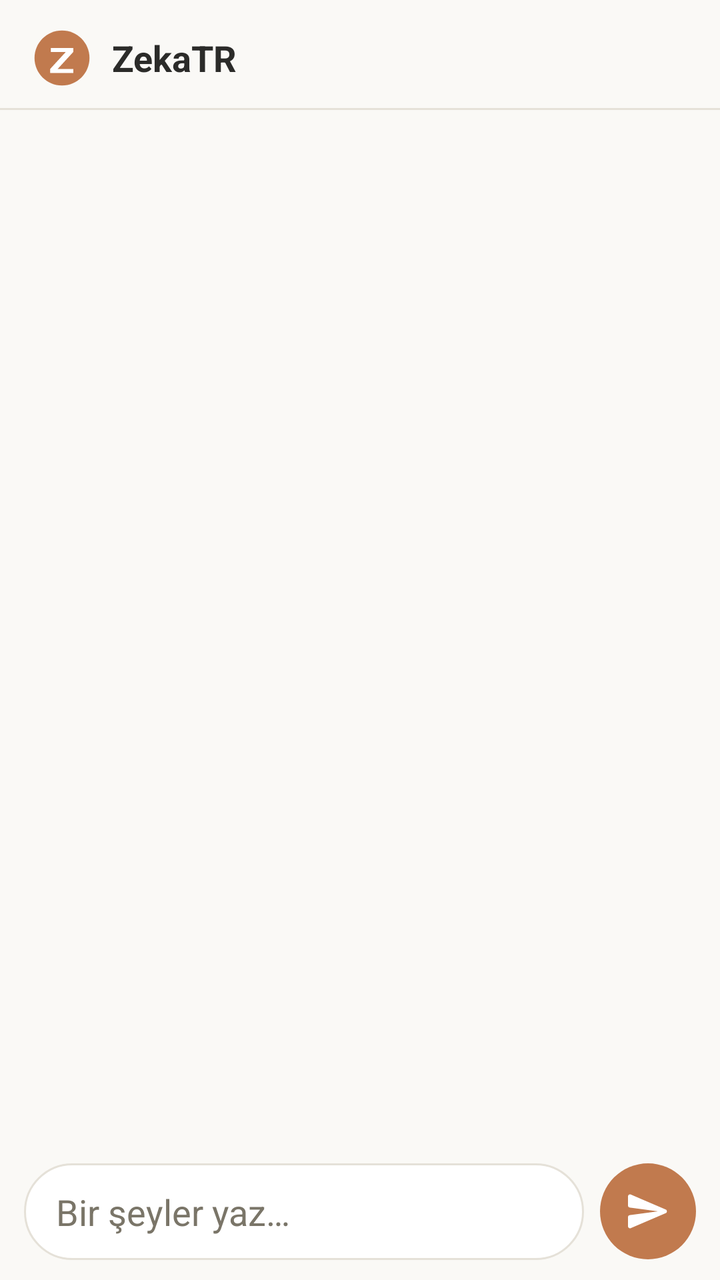
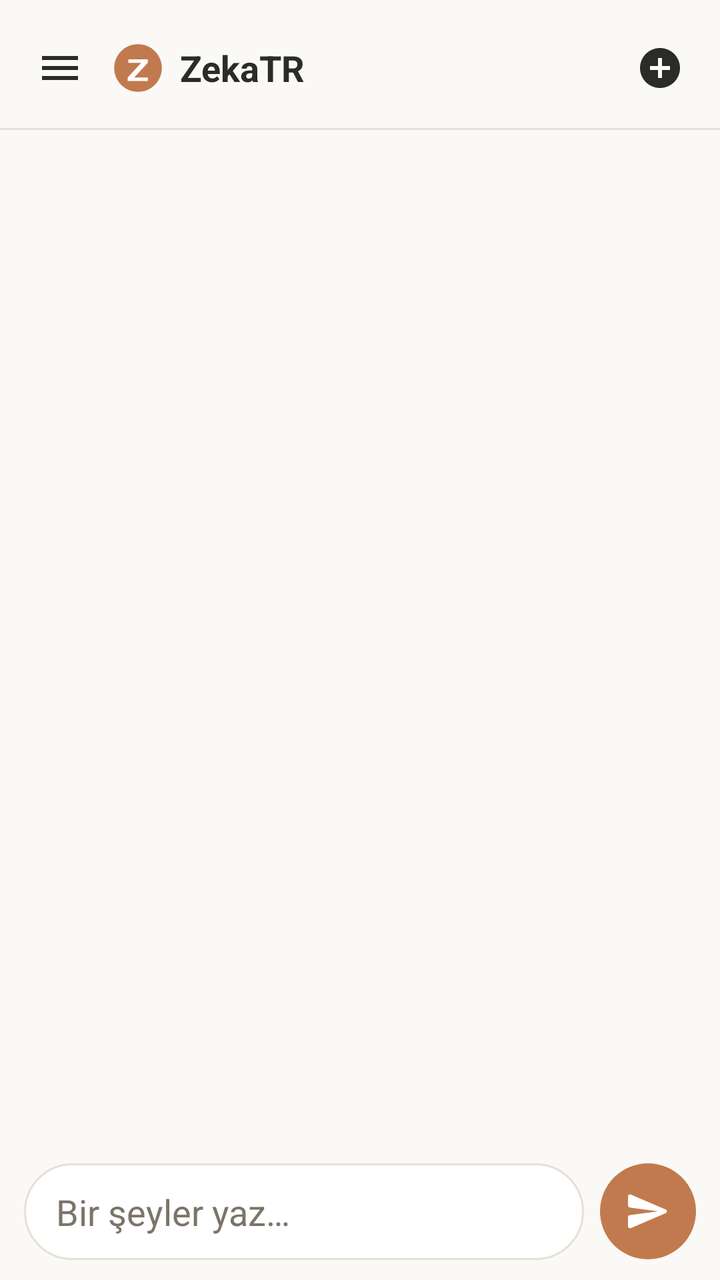

Two renders of the same Android screen: before a commit and after it. Below are the layout's source before the change and the commit's diff.
<!-- AndroidManifest.xml: activity theme Theme.ZekaTR -->
<!-- res/layout/activity_main.xml -->
<?xml version="1.0" encoding="utf-8"?>
<androidx.constraintlayout.widget.ConstraintLayout
    xmlns:android="http://schemas.android.com/apk/res/android"
    xmlns:app="http://schemas.android.com/apk/res-auto"
    android:layout_width="match_parent"
    android:layout_height="match_parent"
    android:background="@color/bg_main">

    
    <LinearLayout
        android:id="@+id/topBar"
        android:layout_width="0dp"
        android:layout_height="wrap_content"
        android:orientation="horizontal"
        android:gravity="center_vertical"
        android:paddingHorizontal="16dp"
        android:paddingTop="14dp"
        android:paddingBottom="10dp"
        app:layout_constraintTop_toTopOf="parent"
        app:layout_constraintStart_toStartOf="parent"
        app:layout_constraintEnd_toEndOf="parent">

        <ImageView
            android:layout_width="30dp"
            android:layout_height="30dp"
            android:src="@drawable/ic_logo"
            android:contentDescription="@string/app_name" />

        <TextView
            android:layout_width="0dp"
            android:layout_height="wrap_content"
            android:layout_weight="1"
            android:layout_marginStart="10dp"
            android:text="@string/app_name"
            android:textColor="@color/text_primary"
            android:textSize="18sp"
            android:textStyle="bold" />
    </LinearLayout>

    <View
        android:id="@+id/topDivider"
        android:layout_width="0dp"
        android:layout_height="1dp"
        android:background="@color/divider"
        app:layout_constraintTop_toBottomOf="@id/topBar"
        app:layout_constraintStart_toStartOf="parent"
        app:layout_constraintEnd_toEndOf="parent" />

    
    <androidx.recyclerview.widget.RecyclerView
        android:id="@+id/recyclerMessages"
        android:layout_width="0dp"
        android:layout_height="0dp"
        android:clipToPadding="false"
        android:paddingHorizontal="12dp"
        android:paddingTop="12dp"
        android:paddingBottom="12dp"
        app:layout_constraintTop_toBottomOf="@id/topDivider"
        app:layout_constraintBottom_toTopOf="@id/inputBar"
        app:layout_constraintStart_toStartOf="parent"
        app:layout_constraintEnd_toEndOf="parent" />

    
    <LinearLayout
        android:id="@+id/inputBar"
        android:layout_width="0dp"
        android:layout_height="wrap_content"
        android:orientation="horizontal"
        android:gravity="center_vertical"
        android:paddingHorizontal="12dp"
        android:paddingVertical="10dp"
        app:layout_constraintBottom_toBottomOf="parent"
        app:layout_constraintStart_toStartOf="parent"
        app:layout_constraintEnd_toEndOf="parent">

        <EditText
            android:id="@+id/editMessage"
            android:layout_width="0dp"
            android:layout_height="wrap_content"
            android:layout_weight="1"
            android:background="@drawable/bg_input"
            android:hint="@string/hint_message"
            android:textColorHint="@color/text_secondary"
            android:textColor="@color/text_primary"
            android:paddingHorizontal="16dp"
            android:paddingVertical="12dp"
            android:maxLines="5"
            android:inputType="textMultiLine|textCapSentences" />

        <ImageButton
            android:id="@+id/btnSend"
            android:layout_width="48dp"
            android:layout_height="48dp"
            android:layout_marginStart="8dp"
            android:background="@drawable/bg_send_button"
            android:src="@drawable/ic_send"
            android:contentDescription="@string/send"
            android:scaleType="center" />
    </LinearLayout>

</androidx.constraintlayout.widget.ConstraintLayout>
<!-- resources referenced by this layout -->
<resources>
  <color name="bg_main">#FAF9F6</color>
  <color name="divider">#E5E1D8</color>
  <color name="text_primary">#2B2B29</color>
  <color name="text_secondary">#7A7568</color>
  <!-- drawable bg_send_button (drawable) -->
  <?xml version="1.0" encoding="utf-8"?>
  <shape xmlns:android="http://schemas.android.com/apk/res/android">
      <solid android:color="@color/accent" />
      <corners android:radius="24dp" />
  </shape>
  <string name="app_name">ZekaTR</string>
  <string name="hint_message">Bir şeyler yaz…</string>
  <string name="send">Gönder</string>
  <color name="white">#FFFFFF</color>
  <color name="accent">#C17A4E</color>
  <color name="accent_dark">#A2603A</color>
  <!-- unchanged entries left out for length: 4 -->
</resources>

<!-- the commit's change to res/layout/activity_main.xml (unified diff, before → after) -->
@@ -1,7 +1,12 @@
 <?xml version="1.0" encoding="utf-8"?>
-<androidx.constraintlayout.widget.ConstraintLayout
+<androidx.drawerlayout.widget.DrawerLayout
     xmlns:android="http://schemas.android.com/apk/res/android"
     xmlns:app="http://schemas.android.com/apk/res-auto"
+    android:id="@+id/drawerLayout"
+    android:layout_width="match_parent"
+    android:layout_height="match_parent">
+
+<androidx.constraintlayout.widget.ConstraintLayout
     android:layout_width="match_parent"
     android:layout_height="match_parent"
     android:background="@color/bg_main">
@@ -13,16 +18,26 @@
         android:layout_height="wrap_content"
         android:orientation="horizontal"
         android:gravity="center_vertical"
-        android:paddingHorizontal="16dp"
+        android:paddingHorizontal="10dp"
         android:paddingTop="14dp"
         android:paddingBottom="10dp"
         app:layout_constraintTop_toTopOf="parent"
         app:layout_constraintStart_toStartOf="parent"
         app:layout_constraintEnd_toEndOf="parent">
 
-        <ImageView
-            android:layout_width="30dp"
-            android:layout_height="30dp"
+        <ImageButton
+            android:id="@+id/btnMenu"
+            android:layout_width="40dp"
+            android:layout_height="40dp"
+            android:background="?attr/selectableItemBackgroundBorderless"
+            android:src="@drawable/ic_menu"
+            android:contentDescription="@string/menu_desc"
+            android:scaleType="center" />
+
+        <ImageView
+            android:layout_width="26dp"
+            android:layout_height="26dp"
+            android:layout_marginStart="6dp"
             android:src="@drawable/ic_logo"
             android:contentDescription="@string/app_name" />
 
@@ -30,11 +45,20 @@
             android:layout_width="0dp"
             android:layout_height="wrap_content"
             android:layout_weight="1"
-            android:layout_marginStart="10dp"
+            android:layout_marginStart="8dp"
             android:text="@string/app_name"
             android:textColor="@color/text_primary"
             android:textSize="18sp"
             android:textStyle="bold" />
+
+        <ImageButton
+            android:id="@+id/btnNewChat"
+            android:layout_width="40dp"
+            android:layout_height="40dp"
+            android:background="?attr/selectableItemBackgroundBorderless"
+            android:src="@drawable/ic_new_chat"
+            android:contentDescription="@string/history_new_chat"
+            android:scaleType="center" />
     </LinearLayout>
 
     <View
@@ -99,3 +123,154 @@
     </LinearLayout>
 
 </androidx.constraintlayout.widget.ConstraintLayout>
+
+    
+    <include
+        layout="@layout/drawer_content"
+        android:layout_width="300dp"
+        android:layout_height="match_parent"
+        android:layout_gravity="start" />
+
+</androidx.drawerlayout.widget.DrawerLayout>
+<!-- res/layout/drawer_content.xml (included above) -->
+<?xml version="1.0" encoding="utf-8"?>
+<LinearLayout xmlns:android="http://schemas.android.com/apk/res/android"
+    android:layout_width="match_parent"
+    android:layout_height="match_parent"
+    android:orientation="vertical"
+    android:background="@color/bg_main"
+    android:paddingTop="32dp">
+
+    <TextView
+        android:layout_width="wrap_content"
+        android:layout_height="wrap_content"
+        android:layout_marginStart="20dp"
+        android:layout_marginBottom="24dp"
+        android:text="@string/app_name"
+        android:textColor="@color/text_primary"
+        android:textSize="24sp"
+        android:textStyle="bold" />
+
+    <LinearLayout
+        android:id="@+id/rowNewChat"
+        android:layout_width="match_parent"
+        android:layout_height="wrap_content"
+        android:orientation="horizontal"
+        android:gravity="center_vertical"
+        android:clickable="true"
+        android:focusable="true"
+        android:background="?attr/selectableItemBackground"
+        android:paddingHorizontal="20dp"
+        android:paddingVertical="14dp">
+
+        <ImageView
+            android:layout_width="22dp"
+            android:layout_height="22dp"
+            android:src="@drawable/ic_new_chat"
+            android:contentDescription="@string/history_new_chat" />
+
+        <TextView
+            android:layout_width="wrap_content"
+            android:layout_height="wrap_content"
+            android:layout_marginStart="16dp"
+            android:text="@string/history_new_chat"
+            android:textColor="@color/text_primary"
+            android:textSize="15sp" />
+    </LinearLayout>
+
+    <LinearLayout
+        android:id="@+id/rowHistory"
+        android:layout_width="match_parent"
+        android:layout_height="wrap_content"
+        android:orientation="horizontal"
+        android:gravity="center_vertical"
+        android:clickable="true"
+        android:focusable="true"
+        android:background="?attr/selectableItemBackground"
+        android:paddingHorizontal="20dp"
+        android:paddingVertical="14dp">
+
+        <ImageView
+            android:layout_width="22dp"
+            android:layout_height="22dp"
+            android:src="@drawable/ic_history"
+            android:contentDescription="@string/history_title" />
+
+        <TextView
+            android:layout_width="wrap_content"
+            android:layout_height="wrap_content"
+            android:layout_marginStart="16dp"
+            android:text="@string/history_title"
+            android:textColor="@color/text_primary"
+            android:textSize="15sp" />
+    </LinearLayout>
+
+    <View
+        android:layout_width="match_parent"
+        android:layout_height="1dp"
+        android:layout_marginVertical="8dp"
+        android:background="@color/divider" />
+
+    <LinearLayout
+        android:id="@+id/rowSettings"
+        android:layout_width="match_parent"
+        android:layout_height="wrap_content"
+        android:orientation="horizontal"
+        android:gravity="center_vertical"
+        android:clickable="true"
+        android:focusable="true"
+        android:background="?attr/selectableItemBackground"
+        android:paddingHorizontal="20dp"
+        android:paddingVertical="14dp">
+
+        <ImageView
+            android:layout_width="22dp"
+            android:layout_height="22dp"
+            android:src="@drawable/ic_settings"
+            android:contentDescription="@string/settings_title" />
+
+        <TextView
+            android:layout_width="wrap_content"
+            android:layout_height="wrap_content"
+            android:layout_marginStart="16dp"
+            android:text="@string/settings_title"
+            android:textColor="@color/text_primary"
+            android:textSize="15sp" />
+    </LinearLayout>
+
+    <View
+        android:layout_width="0dp"
+        android:layout_height="0dp"
+        android:layout_weight="1" />
+
+    <View
+        android:layout_width="match_parent"
+        android:layout_height="1dp"
+        android:background="@color/divider" />
+
+    <LinearLayout
+        android:layout_width="match_parent"
+        android:layout_height="wrap_content"
+        android:orientation="horizontal"
+        android:gravity="center_vertical"
+        android:padding="18dp">
+
+        <TextView
+            android:id="@+id/textDrawerAvatar"
+            android:layout_width="32dp"
+            android:layout_height="32dp"
+            android:background="@drawable/bg_avatar_circle"
+            android:gravity="center"
+            android:text="Z"
+            android:textColor="@color/white"
+            android:textStyle="bold" />
+
+        <TextView
+            android:id="@+id/textDrawerName"
+            android:layout_width="wrap_content"
+            android:layout_height="wrap_content"
+            android:layout_marginStart="12dp"
+            android:textColor="@color/text_primary"
+            android:textSize="14sp" />
+    </LinearLayout>
+</LinearLayout>
<!-- resource entries referenced after the edit -->
@@ -10,10 +10,68 @@
       <solid android:color="@color/accent" />
       <corners android:radius="24dp" />
   </shape>
+  <!-- drawable ic_history (drawable) -->
+  <?xml version="1.0" encoding="utf-8"?>
+  <vector xmlns:android="http://schemas.android.com/apk/res/android"
+      android:width="24dp"
+      android:height="24dp"
+      android:viewportWidth="24"
+      android:viewportHeight="24"
+      android:tint="@color/text_secondary">
+      <path
+          android:fillColor="@android:color/white"
+          android:pathData="M13,3a9,9 0,1 0,9 9,9 0,0 0,-9 -9zM12,19a7,7 0,1 1,7 -7,7.008 7.008,0 0,1 -7,7zM12.5,8H11v6l5.25,3.15L17,15.92l-4.5,-2.67z" />
+  </vector>
+  <!-- drawable ic_menu (drawable) -->
+  <?xml version="1.0" encoding="utf-8"?>
+  <vector xmlns:android="http://schemas.android.com/apk/res/android"
+      android:width="24dp"
+      android:height="24dp"
+      android:viewportWidth="24"
+      android:viewportHeight="24"
+      android:tint="@color/text_primary">
+      <path
+          android:fillColor="@android:color/white"
+          android:pathData="M3,6h18v2H3V6zM3,11h18v2H3V11zM3,16h18v2H3V16z" />
+  </vector>
+  <!-- drawable ic_new_chat (drawable) -->
+  <?xml version="1.0" encoding="utf-8"?>
+  <vector xmlns:android="http://schemas.android.com/apk/res/android"
+      android:width="24dp"
+      android:height="24dp"
+      android:viewportWidth="24"
+      android:viewportHeight="24"
+      android:tint="@color/text_primary">
+      <path
+          android:fillColor="@android:color/white"
+          android:pathData="M12,2C6.48,2 2,6.48 2,12s4.48,10 10,10 10,-4.48 10,-10S17.52,2 12,2zM17,13h-4v4h-2v-4H7v-2h4V7h2v4h4v2z" />
+  </vector>
+  <!-- drawable ic_settings (drawable) -->
+  <?xml version="1.0" encoding="utf-8"?>
+  <vector xmlns:android="http://schemas.android.com/apk/res/android"
+      android:width="24dp"
+      android:height="24dp"
+      android:viewportWidth="24"
+      android:viewportHeight="24"
+      android:tint="@color/text_secondary">
+      <path
+          android:fillColor="@android:color/white"
+          android:pathData="M19.14,12.94c0.04,-0.3 0.06,-0.61 0.06,-0.94c0,-0.32 -0.02,-0.64 -0.07,-0.94l2.03,-1.58c0.18,-0.14 0.23,-0.41 0.12,-0.61l-1.92,-3.32c-0.12,-0.22 -0.37,-0.29 -0.59,-0.22l-2.39,0.96c-0.5,-0.38 -1.03,-0.7 -1.62,-0.94L14.4,2.81c-0.04,-0.24 -0.24,-0.41 -0.48,-0.41h-3.84c-0.24,0 -0.43,0.17 -0.47,0.41L9.25,5.35C8.66,5.59 8.12,5.92 7.63,6.29L5.24,5.33c-0.22,-0.08 -0.47,0 -0.59,0.22L2.74,8.87C2.62,9.08 2.66,9.34 2.86,9.48l2.03,1.58C4.84,11.36 4.8,11.69 4.8,12s0.02,0.64 0.07,0.94l-2.03,1.58c-0.18,0.14 -0.23,0.41 -0.12,0.61l1.92,3.32c0.12,0.22 0.37,0.29 0.59,0.22l2.39,-0.96c0.5,0.38 1.03,0.7 1.62,0.94l0.36,2.54c0.05,0.24 0.24,0.41 0.48,0.41h3.84c0.24,0 0.44,-0.17 0.47,-0.41l0.36,-2.54c0.59,-0.24 1.13,-0.56 1.62,-0.94l2.39,0.96c0.22,0.08 0.47,0 0.59,-0.22l1.92,-3.32c0.12,-0.22 0.07,-0.47 -0.12,-0.61L19.14,12.94zM12,15.6c-1.98,0 -3.6,-1.62 -3.6,-3.6s1.62,-3.6 3.6,-3.6s3.6,1.62 3.6,3.6S13.98,15.6 12,15.6z" />
+  </vector>
   <string name="app_name">ZekaTR</string>
   <string name="hint_message">Bir şeyler yaz…</string>
+  <string name="history_new_chat">Yeni Sohbet</string>
+  <string name="history_title">Sohbetler</string>
+  <string name="menu_desc">Menü</string>
   <string name="send">Gönder</string>
+  <string name="settings_title">Ayarlar</string>
   <color name="white">#FFFFFF</color>
+  <!-- drawable bg_avatar_circle (drawable) -->
+  <?xml version="1.0" encoding="utf-8"?>
+  <shape xmlns:android="http://schemas.android.com/apk/res/android"
+      android:shape="oval">
+      <solid android:color="@color/accent" />
+  </shape>
   <color name="accent">#C17A4E</color>
   <color name="accent_dark">#A2603A</color>
   <!-- unchanged entries left out for length: 4 -->
